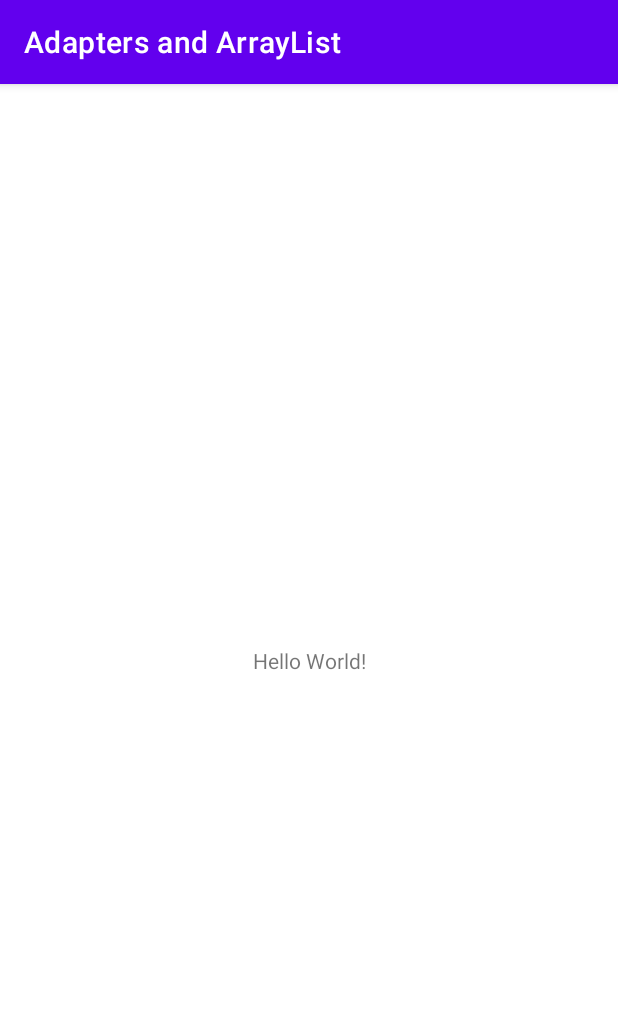
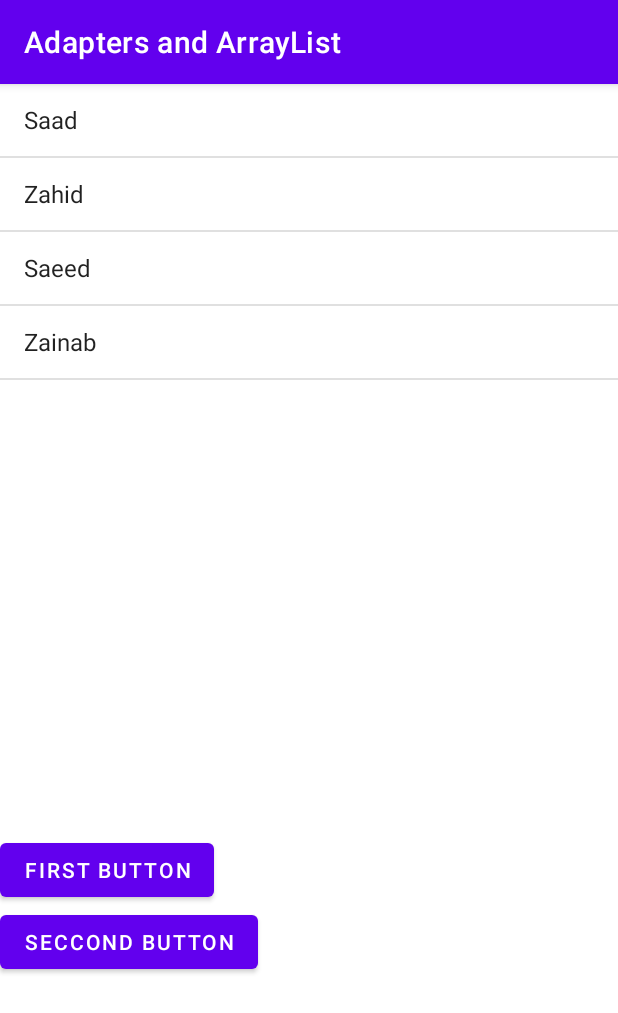
Before and after one commit to mmaazjavaid/Adapters-ArayList-ANDROID, an Android app: the screen it shows after launch (MainActivity), on a phone screen of 412 x 824 dp. Shown: the top 1013 px of the screen. Run offline under Robolectric (Android 15) with nearby library versions, the phone set to English and light mode, and no system bars.

Commit message:
array list and adapter created

```diff
--- a/app/src/main/java/com/example/adaptersandarraylist/MainActivity.java
+++ b/app/src/main/java/com/example/adaptersandarraylist/MainActivity.java
@@ -3,12 +3,25 @@ package com.example.adaptersandarraylist;
 import androidx.appcompat.app.AppCompatActivity;
 
 import android.os.Bundle;
+import android.widget.ArrayAdapter;
+import android.widget.ListView;
+
+import java.util.ArrayList;
 
 public class MainActivity extends AppCompatActivity {
-
+    ArrayList<String> studentList = new ArrayList<String> ();
     @Override
     protected void onCreate(Bundle savedInstanceState) {
         super.onCreate(savedInstanceState);
         setContentView(R.layout.activity_main);
+        ListView listview=findViewById(R.id.listview);
+        studentList.add("Saad");
+        studentList.add("Zahid");
+        studentList.add("Saeed");
+        studentList.add("Zainab");
+        ArrayAdapter<String> arrayAdapter = new ArrayAdapter<String>
+                (this, android.R.layout.simple_list_item_1, studentList);
+        listview.setAdapter(arrayAdapter);
+
     }
 }
--- a/app/src/main/res/layout/activity_main.xml
+++ b/app/src/main/res/layout/activity_main.xml
@@ -1,18 +1,27 @@
-<?xml version="1.0" encoding="utf-8"?>
-<androidx.constraintlayout.widget.ConstraintLayout xmlns:android="http://schemas.android.com/apk/res/android"
+<LinearLayout
+    xmlns:android="http://schemas.android.com/apk/res/android"
     xmlns:app="http://schemas.android.com/apk/res-auto"
     xmlns:tools="http://schemas.android.com/tools"
     android:layout_width="match_parent"
     android:layout_height="match_parent"
+    android:orientation="vertical"
     tools:context=".MainActivity">
 
-    <TextView
+    <ListView
+        android:id="@+id/listview"
+        android:layout_width="match_parent"
+        android:layout_height="500dp"
+        ></ListView>
+
+    <Button
         android:layout_width="wrap_content"
         android:layout_height="wrap_content"
-        android:text="Hello World!"
-        app:layout_constraintBottom_toBottomOf="parent"
-        app:layout_constraintLeft_toLeftOf="parent"
-        app:layout_constraintRight_toRightOf="parent"
-        app:layout_constraintTop_toTopOf="parent" />
+        android:text="First button"
 
-</androidx.constraintlayout.widget.ConstraintLayout>
+        />
+    <Button
+        android:layout_width="wrap_content"
+        android:layout_height="wrap_content"
+        android:text="Seccond button"
+        />
+</LinearLayout>
```
